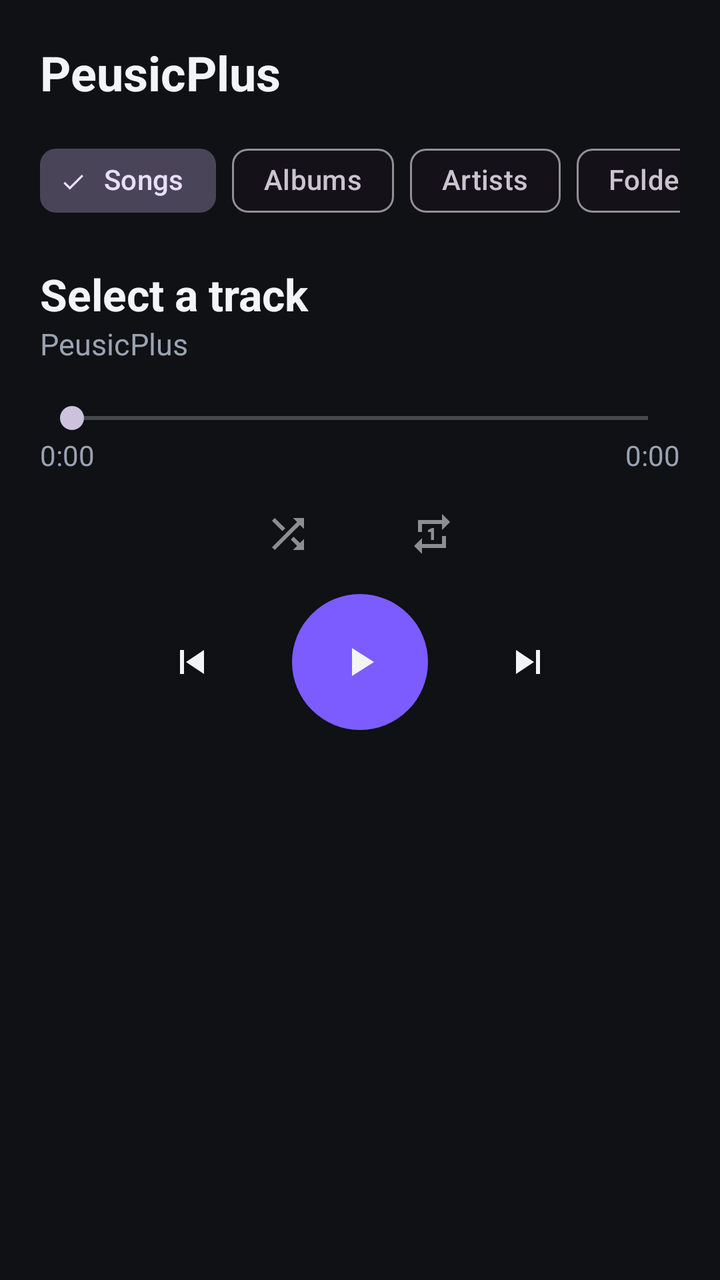
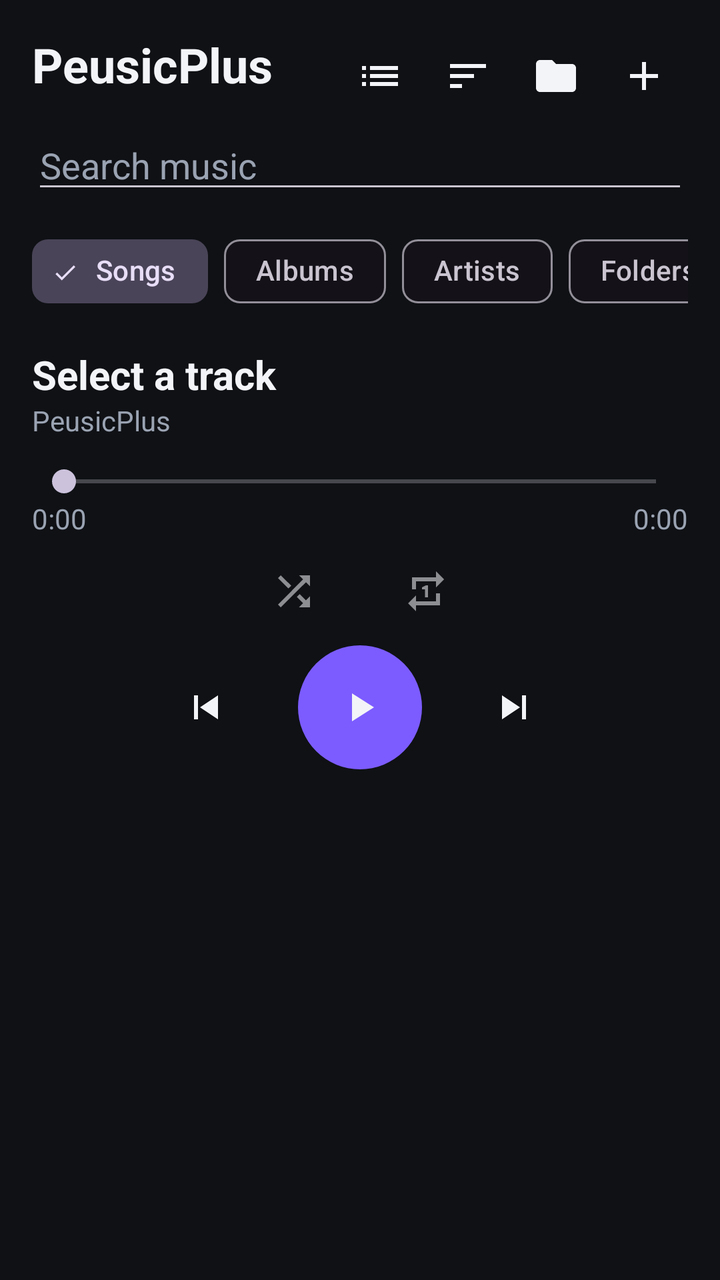

Compare the two renders of this Android layout. The source of the first and the diff that turns it into the second are given below.
<!-- AndroidManifest.xml: application theme Theme.PeusicPlus -->
<!-- res/layout/activity_main.xml -->
<?xml version="1.0" encoding="utf-8"?>
<androidx.constraintlayout.widget.ConstraintLayout
    xmlns:android="http://schemas.android.com/apk/res/android"
    xmlns:app="http://schemas.android.com/apk/res-auto"
    android:layout_width="match_parent"
    android:layout_height="match_parent"
    android:background="@color/background"
    android:padding="20dp">

    <TextView
        android:id="@+id/appTitle"
        android:layout_width="wrap_content"
        android:layout_height="wrap_content"
        android:text="@string/app_name"
        android:textColor="@color/text_primary"
        android:textSize="24sp"
        android:textStyle="bold"
        app:layout_constraintTop_toTopOf="parent"
        app:layout_constraintStart_toStartOf="parent" />

    <ImageButton
        android:id="@+id/backButton"
        android:layout_width="44dp"
        android:layout_height="44dp"
        android:background="?attr/selectableItemBackgroundBorderless"
        android:contentDescription="@string/back"
        android:src="@drawable/ic_back"
        android:visibility="gone"
        app:layout_constraintTop_toTopOf="parent"
        app:layout_constraintEnd_toEndOf="parent" />

    <HorizontalScrollView
        android:id="@+id/tabScroll"
        android:layout_width="0dp"
        android:layout_height="wrap_content"
        android:layout_marginTop="14dp"
        android:scrollbars="none"
        app:layout_constraintTop_toBottomOf="@id/appTitle"
        app:layout_constraintStart_toStartOf="parent"
        app:layout_constraintEnd_toEndOf="parent">

        <com.google.android.material.chip.ChipGroup
            android:id="@+id/libraryTabs"
            android:layout_width="wrap_content"
            android:layout_height="wrap_content"
            app:singleLine="true"
            app:selectionRequired="true"
            app:singleSelection="true">

            <com.google.android.material.chip.Chip
                android:id="@+id/songsChip"
                style="@style/Widget.Material3.Chip.Filter"
                android:layout_width="wrap_content"
                android:layout_height="wrap_content"
                android:checked="true"
                android:text="@string/songs" />

            <com.google.android.material.chip.Chip
                android:id="@+id/albumsChip"
                style="@style/Widget.Material3.Chip.Filter"
                android:layout_width="wrap_content"
                android:layout_height="wrap_content"
                android:text="@string/albums" />

            <com.google.android.material.chip.Chip
                android:id="@+id/artistsChip"
                style="@style/Widget.Material3.Chip.Filter"
                android:layout_width="wrap_content"
                android:layout_height="wrap_content"
                android:text="@string/artists" />

            <com.google.android.material.chip.Chip
                android:id="@+id/foldersChip"
                style="@style/Widget.Material3.Chip.Filter"
                android:layout_width="wrap_content"
                android:layout_height="wrap_content"
                android:text="@string/folders" />

        </com.google.android.material.chip.ChipGroup>

    </HorizontalScrollView>

    <TextView
        android:id="@+id/trackTitle"
        android:layout_width="0dp"
        android:layout_height="wrap_content"
        android:layout_marginTop="18dp"
        android:text="@string/select_track"
        android:textColor="@color/text_primary"
        android:textSize="22sp"
        android:textStyle="bold"
        app:layout_constraintTop_toBottomOf="@id/tabScroll"
        app:layout_constraintStart_toStartOf="parent"
        app:layout_constraintEnd_toEndOf="parent" />

    <TextView
        android:id="@+id/trackArtist"
        android:layout_width="0dp"
        android:layout_height="wrap_content"
        android:text="PeusicPlus"
        android:textColor="@color/text_secondary"
        android:textSize="15sp"
        app:layout_constraintTop_toBottomOf="@id/trackTitle"
        app:layout_constraintStart_toStartOf="parent"
        app:layout_constraintEnd_toEndOf="parent" />

    <SeekBar
        android:id="@+id/seekBar"
        android:layout_width="0dp"
        android:layout_height="wrap_content"
        android:layout_marginTop="18dp"
        app:layout_constraintTop_toBottomOf="@id/trackArtist"
        app:layout_constraintStart_toStartOf="parent"
        app:layout_constraintEnd_toEndOf="parent" />

    <TextView
        android:id="@+id/currentTime"
        android:layout_width="wrap_content"
        android:layout_height="wrap_content"
        android:text="0:00"
        android:textColor="@color/text_secondary"
        app:layout_constraintTop_toBottomOf="@id/seekBar"
        app:layout_constraintStart_toStartOf="parent" />

    <TextView
        android:id="@+id/duration"
        android:layout_width="wrap_content"
        android:layout_height="wrap_content"
        android:text="0:00"
        android:textColor="@color/text_secondary"
        app:layout_constraintTop_toBottomOf="@id/seekBar"
        app:layout_constraintEnd_toEndOf="parent" />

    <LinearLayout
        android:id="@+id/secondaryControls"
        android:layout_width="wrap_content"
        android:layout_height="wrap_content"
        android:layout_marginTop="8dp"
        android:gravity="center"
        android:orientation="horizontal"
        app:layout_constraintTop_toBottomOf="@id/currentTime"
        app:layout_constraintStart_toStartOf="parent"
        app:layout_constraintEnd_toEndOf="parent">

        <ImageButton
            android:id="@+id/shuffleButton"
            android:layout_width="44dp"
            android:layout_height="44dp"
            android:alpha="0.55"
            android:background="?attr/selectableItemBackgroundBorderless"
            android:contentDescription="@string/shuffle"
            android:src="@drawable/ic_shuffle" />

        <ImageButton
            android:id="@+id/repeatButton"
            android:layout_width="44dp"
            android:layout_height="44dp"
            android:layout_marginStart="28dp"
            android:alpha="0.55"
            android:background="?attr/selectableItemBackgroundBorderless"
            android:contentDescription="@string/repeat"
            android:src="@drawable/ic_repeat" />

    </LinearLayout>

    <LinearLayout
        android:id="@+id/controls"
        android:layout_width="wrap_content"
        android:layout_height="wrap_content"
        android:layout_marginTop="8dp"
        android:gravity="center"
        android:orientation="horizontal"
        app:layout_constraintTop_toBottomOf="@id/secondaryControls"
        app:layout_constraintStart_toStartOf="parent"
        app:layout_constraintEnd_toEndOf="parent">

        <ImageButton
            android:id="@+id/previousButton"
            android:layout_width="52dp"
            android:layout_height="52dp"
            android:background="?attr/selectableItemBackgroundBorderless"
            android:contentDescription="@string/previous"
            android:src="@drawable/ic_previous" />

        <ImageButton
            android:id="@+id/playButton"
            android:layout_width="68dp"
            android:layout_height="68dp"
            android:layout_marginStart="24dp"
            android:layout_marginEnd="24dp"
            android:background="@drawable/play_button_background"
            android:contentDescription="@string/play_pause"
            android:src="@drawable/ic_play" />

        <ImageButton
            android:id="@+id/nextButton"
            android:layout_width="52dp"
            android:layout_height="52dp"
            android:background="?attr/selectableItemBackgroundBorderless"
            android:contentDescription="@string/next"
            android:src="@drawable/ic_next" />

    </LinearLayout>

    <androidx.recyclerview.widget.RecyclerView
        android:id="@+id/trackList"
        android:layout_width="0dp"
        android:layout_height="0dp"
        android:layout_marginTop="18dp"
        android:clipToPadding="false"
        app:layout_constraintTop_toBottomOf="@id/controls"
        app:layout_constraintBottom_toBottomOf="parent"
        app:layout_constraintStart_toStartOf="parent"
        app:layout_constraintEnd_toEndOf="parent" />

</androidx.constraintlayout.widget.ConstraintLayout>
<!-- resources referenced by this layout -->
<resources>
  <color name="background">#0F1115</color>
  <color name="text_primary">#F2F4F8</color>
  <color name="text_secondary">#9AA3B2</color>
  <!-- drawable ic_back (drawable) -->
  <?xml version="1.0" encoding="utf-8"?>
  <vector xmlns:android="http://schemas.android.com/apk/res/android"
      android:width="24dp"
      android:height="24dp"
      android:viewportWidth="24"
      android:viewportHeight="24"
      android:tint="@color/text_primary">
      <path
          android:fillColor="@android:color/white"
          android:pathData="M20,11H7.83l5.59,-5.59L12,4l-8,8 8,8 1.41,-1.41L7.83,13L20,13v-2z" />
  </vector>
  <!-- drawable play_button_background (drawable) -->
  <?xml version="1.0" encoding="utf-8"?>
  <shape xmlns:android="http://schemas.android.com/apk/res/android" android:shape="oval">
      <solid android:color="@color/accent" />
  </shape>
  <string name="albums">Albums</string>
  <string name="app_name">PeusicPlus</string>
  <string name="artists">Artists</string>
  <string name="back">Back</string>
  <string name="folders">Folders</string>
  <string name="next">Next track</string>
  <string name="play_pause">Play or pause</string>
  <string name="previous">Previous track</string>
  <string name="repeat">Repeat</string>
  <string name="select_track">Select a track</string>
  <string name="shuffle">Shuffle</string>
  <string name="songs">Songs</string>
  <style name="Theme.PeusicPlus" parent="Theme.Material3.Dark.NoActionBar">
          <item name="colorPrimary">@color/accent</item>
          <item name="android:statusBarColor">@color/background</item>
          <item name="android:navigationBarColor">@color/background</item>
          <item name="android:windowBackground">@color/background</item>
      </style>
  <color name="accent">#7C5CFF</color>
  <!-- unchanged entries left out for length: 5 -->
</resources>

<!-- the commit's change to res/layout/activity_main.xml (unified diff, before → after) -->
@@ -5,7 +5,7 @@
     android:layout_width="match_parent"
     android:layout_height="match_parent"
     android:background="@color/background"
-    android:padding="20dp">
+    android:padding="16dp">
 
     <TextView
         android:id="@+id/appTitle"
@@ -19,23 +19,68 @@
         app:layout_constraintStart_toStartOf="parent" />
 
     <ImageButton
-        android:id="@+id/backButton"
-        android:layout_width="44dp"
-        android:layout_height="44dp"
-        android:background="?attr/selectableItemBackgroundBorderless"
-        android:contentDescription="@string/back"
-        android:src="@drawable/ic_back"
-        android:visibility="gone"
-        app:layout_constraintTop_toTopOf="parent"
+        android:id="@+id/queueButton"
+        android:layout_width="44dp"
+        android:layout_height="44dp"
+        android:background="?attr/selectableItemBackgroundBorderless"
+        android:contentDescription="@string/queue"
+        android:src="@drawable/ic_queue"
+        app:layout_constraintTop_toTopOf="parent"
+        app:layout_constraintEnd_toStartOf="@id/sortButton" />
+
+    <ImageButton
+        android:id="@+id/sortButton"
+        android:layout_width="44dp"
+        android:layout_height="44dp"
+        android:background="?attr/selectableItemBackgroundBorderless"
+        android:contentDescription="@string/sort"
+        android:src="@drawable/ic_sort"
+        app:layout_constraintTop_toTopOf="parent"
+        app:layout_constraintEnd_toStartOf="@id/importButton" />
+
+    <ImageButton
+        android:id="@+id/importButton"
+        android:layout_width="44dp"
+        android:layout_height="44dp"
+        android:background="?attr/selectableItemBackgroundBorderless"
+        android:contentDescription="@string/import_playlist"
+        android:src="@drawable/ic_folder"
+        app:layout_constraintTop_toTopOf="parent"
+        app:layout_constraintEnd_toStartOf="@id/newPlaylistButton" />
+
+    <ImageButton
+        android:id="@+id/newPlaylistButton"
+        android:layout_width="44dp"
+        android:layout_height="44dp"
+        android:background="?attr/selectableItemBackgroundBorderless"
+        android:contentDescription="@string/new_playlist"
+        android:src="@drawable/ic_add"
+        app:layout_constraintTop_toTopOf="parent"
+        app:layout_constraintEnd_toEndOf="parent" />
+
+    <EditText
+        android:id="@+id/searchInput"
+        android:layout_width="0dp"
+        android:layout_height="wrap_content"
+        android:layout_marginTop="12dp"
+        android:hint="@string/search"
+        android:imeOptions="actionSearch"
+        android:importantForAutofill="no"
+        android:inputType="text"
+        android:maxLines="1"
+        android:textColor="@color/text_primary"
+        android:textColorHint="@color/text_secondary"
+        app:layout_constraintTop_toBottomOf="@id/appTitle"
+        app:layout_constraintStart_toStartOf="parent"
         app:layout_constraintEnd_toEndOf="parent" />
 
     <HorizontalScrollView
         android:id="@+id/tabScroll"
         android:layout_width="0dp"
         android:layout_height="wrap_content"
-        android:layout_marginTop="14dp"
+        android:layout_marginTop="10dp"
         android:scrollbars="none"
-        app:layout_constraintTop_toBottomOf="@id/appTitle"
+        app:layout_constraintTop_toBottomOf="@id/searchInput"
         app:layout_constraintStart_toStartOf="parent"
         app:layout_constraintEnd_toEndOf="parent">
 
@@ -76,6 +121,41 @@
                 android:layout_height="wrap_content"
                 android:text="@string/folders" />
 
+            <com.google.android.material.chip.Chip
+                android:id="@+id/genresChip"
+                style="@style/Widget.Material3.Chip.Filter"
+                android:layout_width="wrap_content"
+                android:layout_height="wrap_content"
+                android:text="@string/genres" />
+
+            <com.google.android.material.chip.Chip
+                android:id="@+id/playlistsChip"
+                style="@style/Widget.Material3.Chip.Filter"
+                android:layout_width="wrap_content"
+                android:layout_height="wrap_content"
+                android:text="@string/playlists" />
+
+            <com.google.android.material.chip.Chip
+                android:id="@+id/favoritesChip"
+                style="@style/Widget.Material3.Chip.Filter"
+                android:layout_width="wrap_content"
+                android:layout_height="wrap_content"
+                android:text="@string/favorites" />
+
+            <com.google.android.material.chip.Chip
+                android:id="@+id/recentChip"
+                style="@style/Widget.Material3.Chip.Filter"
+                android:layout_width="wrap_content"
+                android:layout_height="wrap_content"
+                android:text="@string/recent" />
+
+            <com.google.android.material.chip.Chip
+                android:id="@+id/recentAddedChip"
+                style="@style/Widget.Material3.Chip.Filter"
+                android:layout_width="wrap_content"
+                android:layout_height="wrap_content"
+                android:text="@string/recent_added" />
+
         </com.google.android.material.chip.ChipGroup>
 
     </HorizontalScrollView>
@@ -84,10 +164,10 @@
         android:id="@+id/trackTitle"
         android:layout_width="0dp"
         android:layout_height="wrap_content"
-        android:layout_marginTop="18dp"
+        android:layout_marginTop="14dp"
         android:text="@string/select_track"
         android:textColor="@color/text_primary"
-        android:textSize="22sp"
+        android:textSize="20sp"
         android:textStyle="bold"
         app:layout_constraintTop_toBottomOf="@id/tabScroll"
         app:layout_constraintStart_toStartOf="parent"
@@ -99,7 +179,7 @@
         android:layout_height="wrap_content"
         android:text="PeusicPlus"
         android:textColor="@color/text_secondary"
-        android:textSize="15sp"
+        android:textSize="14sp"
         app:layout_constraintTop_toBottomOf="@id/trackTitle"
         app:layout_constraintStart_toStartOf="parent"
         app:layout_constraintEnd_toEndOf="parent" />
@@ -108,7 +188,7 @@
         android:id="@+id/seekBar"
         android:layout_width="0dp"
         android:layout_height="wrap_content"
-        android:layout_marginTop="18dp"
+        android:layout_marginTop="12dp"
         app:layout_constraintTop_toBottomOf="@id/trackArtist"
         app:layout_constraintStart_toStartOf="parent"
         app:layout_constraintEnd_toEndOf="parent" />
@@ -135,7 +215,7 @@
         android:id="@+id/secondaryControls"
         android:layout_width="wrap_content"
         android:layout_height="wrap_content"
-        android:layout_marginTop="8dp"
+        android:layout_marginTop="6dp"
         android:gravity="center"
         android:orientation="horizontal"
         app:layout_constraintTop_toBottomOf="@id/currentTime"
@@ -144,8 +224,8 @@
 
         <ImageButton
             android:id="@+id/shuffleButton"
-            android:layout_width="44dp"
-            android:layout_height="44dp"
+            android:layout_width="42dp"
+            android:layout_height="42dp"
             android:alpha="0.55"
             android:background="?attr/selectableItemBackgroundBorderless"
             android:contentDescription="@string/shuffle"
@@ -153,9 +233,9 @@
 
         <ImageButton
             android:id="@+id/repeatButton"
-            android:layout_width="44dp"
-            android:layout_height="44dp"
-            android:layout_marginStart="28dp"
+            android:layout_width="42dp"
+            android:layout_height="42dp"
+            android:layout_marginStart="24dp"
             android:alpha="0.55"
             android:background="?attr/selectableItemBackgroundBorderless"
             android:contentDescription="@string/repeat"
@@ -167,7 +247,7 @@
         android:id="@+id/controls"
         android:layout_width="wrap_content"
         android:layout_height="wrap_content"
-        android:layout_marginTop="8dp"
+        android:layout_marginTop="6dp"
         android:gravity="center"
         android:orientation="horizontal"
         app:layout_constraintTop_toBottomOf="@id/secondaryControls"
@@ -176,26 +256,26 @@
 
         <ImageButton
             android:id="@+id/previousButton"
-            android:layout_width="52dp"
-            android:layout_height="52dp"
+            android:layout_width="48dp"
+            android:layout_height="48dp"
             android:background="?attr/selectableItemBackgroundBorderless"
             android:contentDescription="@string/previous"
             android:src="@drawable/ic_previous" />
 
         <ImageButton
             android:id="@+id/playButton"
-            android:layout_width="68dp"
-            android:layout_height="68dp"
-            android:layout_marginStart="24dp"
-            android:layout_marginEnd="24dp"
+            android:layout_width="62dp"
+            android:layout_height="62dp"
+            android:layout_marginStart="22dp"
+            android:layout_marginEnd="22dp"
             android:background="@drawable/play_button_background"
             android:contentDescription="@string/play_pause"
             android:src="@drawable/ic_play" />
 
         <ImageButton
             android:id="@+id/nextButton"
-            android:layout_width="52dp"
-            android:layout_height="52dp"
+            android:layout_width="48dp"
+            android:layout_height="48dp"
             android:background="?attr/selectableItemBackgroundBorderless"
             android:contentDescription="@string/next"
             android:src="@drawable/ic_next" />
@@ -206,7 +286,7 @@
         android:id="@+id/trackList"
         android:layout_width="0dp"
         android:layout_height="0dp"
-        android:layout_marginTop="18dp"
+        android:layout_marginTop="14dp"
         android:clipToPadding="false"
         app:layout_constraintTop_toBottomOf="@id/controls"
         app:layout_constraintBottom_toBottomOf="parent"
<!-- resource entries referenced after the edit -->
@@ -3,7 +3,7 @@
   <color name="background">#0F1115</color>
   <color name="text_primary">#F2F4F8</color>
   <color name="text_secondary">#9AA3B2</color>
-  <!-- drawable ic_back (drawable) -->
+  <!-- drawable ic_add (drawable) -->
   <?xml version="1.0" encoding="utf-8"?>
   <vector xmlns:android="http://schemas.android.com/apk/res/android"
       android:width="24dp"
@@ -13,7 +13,43 @@
       android:tint="@color/text_primary">
       <path
           android:fillColor="@android:color/white"
-          android:pathData="M20,11H7.83l5.59,-5.59L12,4l-8,8 8,8 1.41,-1.41L7.83,13L20,13v-2z" />
+          android:pathData="M19,13h-6v6h-2v-6L5,13v-2h6L11,5h2v6h6v2z" />
+  </vector>
+  <!-- drawable ic_folder (drawable) -->
+  <?xml version="1.0" encoding="utf-8"?>
+  <vector xmlns:android="http://schemas.android.com/apk/res/android"
+      android:width="24dp"
+      android:height="24dp"
+      android:viewportWidth="24"
+      android:viewportHeight="24"
+      android:tint="@color/text_primary">
+      <path
+          android:fillColor="@android:color/white"
+          android:pathData="M10,4H4c-1.1,0 -1.99,0.9 -1.99,2L2,18c0,1.1 0.9,2 2,2h16c1.1,0 2,-0.9 2,-2L22,8c0,-1.1 -0.9,-2 -2,-2h-8l-2,-2z" />
+  </vector>
+  <!-- drawable ic_queue (drawable) -->
+  <?xml version="1.0" encoding="utf-8"?>
+  <vector xmlns:android="http://schemas.android.com/apk/res/android"
+      android:width="24dp"
+      android:height="24dp"
+      android:viewportWidth="24"
+      android:viewportHeight="24"
+      android:tint="@color/text_primary">
+      <path
+          android:fillColor="@android:color/white"
+          android:pathData="M3,13h2v-2L3,11v2zM3,17h2v-2L3,15v2zM3,9h2L5,7L3,7v2zM7,13h14v-2L7,11v2zM7,17h14v-2L7,15v2zM7,7v2h14L21,7L7,7z" />
+  </vector>
+  <!-- drawable ic_sort (drawable) -->
+  <?xml version="1.0" encoding="utf-8"?>
+  <vector xmlns:android="http://schemas.android.com/apk/res/android"
+      android:width="24dp"
+      android:height="24dp"
+      android:viewportWidth="24"
+      android:viewportHeight="24"
+      android:tint="@color/text_primary">
+      <path
+          android:fillColor="@android:color/white"
+          android:pathData="M3,18h6v-2L3,16v2zM3,13h12v-2L3,11v2zM3,6v2h18L21,6L3,6z" />
   </vector>
   <!-- drawable play_button_background (drawable) -->
   <?xml version="1.0" encoding="utf-8"?>
@@ -23,15 +59,24 @@
   <string name="albums">Albums</string>
   <string name="app_name">PeusicPlus</string>
   <string name="artists">Artists</string>
-  <string name="back">Back</string>
+  <string name="favorites">Favorites</string>
   <string name="folders">Folders</string>
+  <string name="genres">Genres</string>
+  <string name="import_playlist">Import playlist</string>
+  <string name="new_playlist">New playlist</string>
   <string name="next">Next track</string>
   <string name="play_pause">Play or pause</string>
+  <string name="playlists">Playlists</string>
   <string name="previous">Previous track</string>
+  <string name="queue">Queue</string>
+  <string name="recent">Recent</string>
+  <string name="recent_added">Added</string>
   <string name="repeat">Repeat</string>
+  <string name="search">Search music</string>
   <string name="select_track">Select a track</string>
   <string name="shuffle">Shuffle</string>
   <string name="songs">Songs</string>
+  <string name="sort">Sort</string>
   <style name="Theme.PeusicPlus" parent="Theme.Material3.Dark.NoActionBar">
           <item name="colorPrimary">@color/accent</item>
           <item name="android:statusBarColor">@color/background</item>
